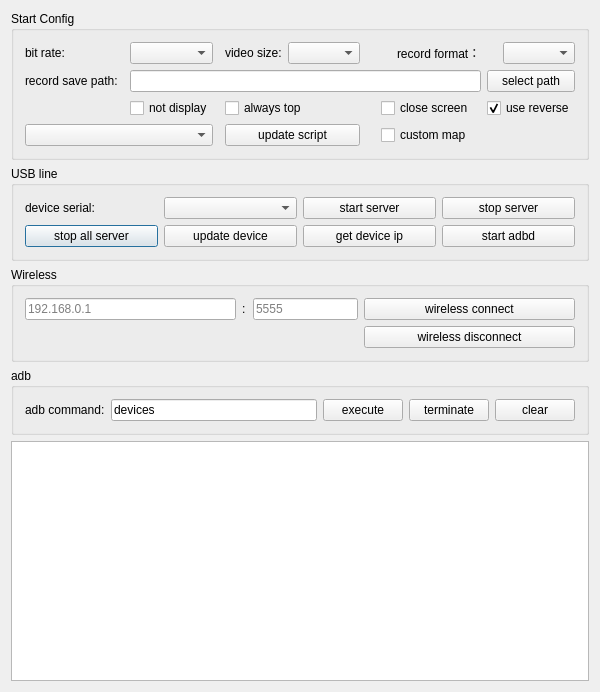
Above: QtScrcpy/dialog.ui from barry-ran/QtScrcpy before the change. Below: the same form after it.
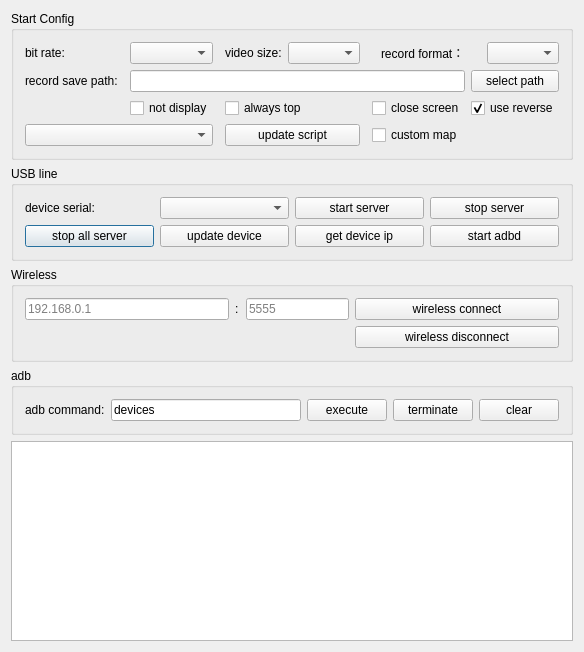
That is the form after the change.

What changed in the file:
```diff
--- a/QtScrcpy/dialog.ui
+++ b/QtScrcpy/dialog.ui
@@ -6,7 +6,7 @@
    <rect>
     <x>0</x>
     <y>0</y>
-    <width>600</width>
+    <width>513</width>
     <height>637</height>
    </rect>
   </property>
@@ -169,7 +169,7 @@
      <property name="minimumSize">
       <size>
        <width>0</width>
-       <height>240</height>
+       <height>200</height>
       </size>
      </property>
      <property name="focusPolicy">
```
